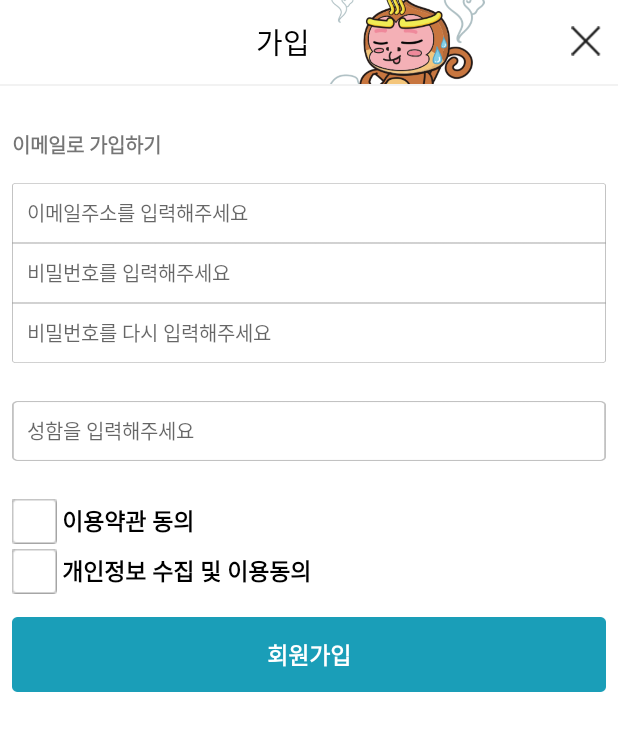
After one commit to pmw9027/cisuba, an Android app: the JoinActivity screen opened directly, with no data from a screen before it, on a phone screen of 412 x 824 dp. The commit adds this screen. Shown: the top 731 px of the screen. Run offline under Robolectric (Android 15) with nearby library versions, the phone set to English and light mode, and no system bars; our stand-ins replace ButterKnife.

Commit message:
로그인, 가입 페이지

```diff
--- a/app/src/main/AndroidManifest.xml
+++ b/app/src/main/AndroidManifest.xml
@@ -52,6 +52,7 @@
         <activity android:name=".Activity.ProductSearchActivity" />
         <activity android:name=".Activity.MapDetailActivity" />
         <activity android:name=".Activity.TicketActivity" />
+        <activity android:name=".Activity.JoinActivity" />
         <activity
             android:name=".Activity.QRcodeActivity"
             android:clearTaskOnLaunch="true"
--- /dev/null
+++ b/app/src/main/java/com/eastblue/cisuba/Activity/JoinActivity.java
@@ -0,0 +1,31 @@
+package com.eastblue.cisuba.Activity;
+
+import android.os.Bundle;
+import android.support.v7.app.AppCompatActivity;
+
+import com.eastblue.cisuba.R;
+
+import butterknife.ButterKnife;
+import butterknife.OnClick;
+
+public class JoinActivity extends AppCompatActivity {
+    @Override
+    protected void onCreate(Bundle savedInstanceState) {
+        super.onCreate(savedInstanceState);
+        setContentView(R.layout.activity_join);
+        ButterKnife.bind(this);
+
+    }
+
+    @Override
+    protected void onDestroy() {
+        super.onDestroy();
+    }
+
+    @OnClick(R.id.join_close)
+    void joinClose() {
+        finish();
+    }
+
+
+}
--- /dev/null
+++ b/app/src/main/res/drawable/checkbox_selector.xml
@@ -0,0 +1,5 @@
+<?xml version="1.0" encoding="utf-8"?>
+<selector xmlns:android="http://schemas.android.com/apk/res/android">
+    <item android:state_checked="false" android:drawable="@drawable/checkbox2" />
+    <item android:state_checked="true" android:drawable="@drawable/checkbox_checked2" />
+</selector>
--- /dev/null
+++ b/app/src/main/res/layout/activity_join.xml
@@ -0,0 +1,199 @@
+<?xml version="1.0" encoding="utf-8"?>
+<RelativeLayout xmlns:android="http://schemas.android.com/apk/res/android"
+    xmlns:tools="http://schemas.android.com/tools"
+    android:id="@+id/activity_login"
+    android:layout_width="match_parent"
+    android:layout_height="wrap_content"
+    android:background="#FFFFFF"
+    tools:context="com.eastblue.cisuba.Activity.JoinActivity">
+
+
+
+    <include
+        android:id="@+id/join_toolbar"
+        layout="@layout/toolbar_join"
+        android:layout_width="match_parent"
+        android:layout_height="wrap_content" />
+
+    <ImageButton
+        android:id="@+id/join_close"
+        android:layout_width="20dp"
+        android:layout_height="20dp"
+        android:layout_alignParentEnd="true"
+        android:layout_alignParentRight="true"
+        android:layout_alignParentTop="true"
+        android:layout_gravity="center"
+        android:layout_marginEnd="11dp"
+        android:layout_marginRight="11dp"
+        android:layout_marginTop="17dp"
+        android:background="@drawable/btn_close2" />
+
+    <View style="@style/Divider"
+        android:layout_width="match_parent"
+        android:layout_height="1dp"
+        android:background="#f2f2f2"
+        android:layout_below="@+id/join_toolbar"/>
+
+    <LinearLayout
+        android:layout_width="match_parent"
+        android:layout_height="wrap_content"
+        android:layout_alignParentBottom="true"
+        android:layout_alignParentLeft="true"
+        android:layout_alignParentStart="true"
+        android:layout_below="@+id/join_toolbar"
+        android:orientation="vertical">
+
+        <TextView
+            android:id="@+id/tv_email"
+            android:layout_width="match_parent"
+            android:layout_height="wrap_content"
+            android:layout_marginBottom="10dp"
+            android:layout_marginLeft="8dp"
+            android:layout_marginTop="30dp"
+            android:text="이메일로 가입하기"
+            android:textSize="13sp"
+            android:textStyle="bold" />
+
+        <EditText
+            android:id="@+id/input_join_email"
+            android:layout_width="match_parent"
+            android:layout_height="40dp"
+            android:layout_below="@+id/tv_email"
+            android:layout_centerHorizontal="true"
+            android:layout_gravity="center"
+            android:layout_marginLeft="8dp"
+            android:layout_marginRight="8dp"
+            android:layout_marginTop="5dp"
+            android:background="@drawable/inputbox_top"
+            android:hint="이메일주소를 입력해주세요"
+            android:paddingLeft="10dp"
+            android:textSize="13sp" />
+
+        <EditText
+            android:id="@+id/input_join_pass"
+            android:layout_width="match_parent"
+            android:layout_height="40dp"
+            android:layout_below="@+id/input_join_email"
+            android:layout_centerHorizontal="true"
+            android:layout_gravity="center"
+            android:layout_marginLeft="8dp"
+            android:layout_marginRight="8dp"
+            android:background="@drawable/inputbox_mid"
+            android:hint="비밀번호를 입력해주세요"
+            android:paddingLeft="10dp"
+            android:textSize="13sp" />
+
+        <EditText
+            android:id="@+id/input_join_pass_config"
+            android:layout_width="match_parent"
+            android:layout_height="40dp"
+            android:layout_below="@+id/input_join_pass"
+            android:layout_centerHorizontal="true"
+            android:layout_gravity="center"
+            android:layout_marginBottom="5dp"
+            android:layout_marginLeft="8dp"
+            android:layout_marginRight="8dp"
+            android:background="@drawable/inputbox_bottom"
+            android:hint="비밀번호를 다시 입력해주세요"
+            android:paddingLeft="10dp"
+            android:textSize="13sp" />
+
+        <EditText
+            android:id="@+id/input_join_name"
+            android:layout_width="match_parent"
+            android:layout_height="40dp"
+            android:layout_below="@+id/input_join_pass_config"
+            android:layout_centerHorizontal="true"
+            android:layout_gravity="center"
+            android:layout_marginBottom="5dp"
+            android:layout_marginLeft="8dp"
+            android:layout_marginRight="8dp"
+            android:layout_marginTop="20dp"
+            android:background="@drawable/box"
+            android:hint="성함을 입력해주세요"
+            android:paddingLeft="10dp"
+            android:textSize="13sp" />
+
+        <LinearLayout
+            android:id="@+id/layout_Therms"
+            android:layout_width="match_parent"
+            android:layout_height="wrap_content"
+            android:layout_alignParentLeft="true"
+            android:layout_alignParentStart="true"
+            android:layout_alignParentTop="true"
+            android:layout_below="@+id/input_join_name"
+            android:layout_marginLeft="8dp"
+            android:layout_marginTop="20dp"
+            android:orientation="horizontal">
+
+
+            <CheckBox
+                android:id="@+id/cb_Therms"
+                android:layout_width="wrap_content"
+                android:layout_height="wrap_content"
+                android:button="@null"
+                android:drawableLeft="@drawable/checkbox_selector" />
+
+            <TextView
+                android:layout_width="wrap_content"
+                android:layout_height="wrap_content"
+                android:paddingLeft="3dp"
+                android:text="이용약관 동의"
+                android:textColor="@color/Black"
+                android:textSize="15sp"
+                android:textStyle="bold" />
+
+        </LinearLayout>
+
+        <LinearLayout
+            android:id="@+id/layout_Privacy"
+            android:layout_width="wrap_content"
+            android:layout_height="wrap_content"
+            android:orientation="horizontal"
+            android:layout_alignParentRight="true"
+            android:layout_alignParentTop="true"
+            android:layout_below="@+id/layout_Therms"
+            android:layout_marginTop="3dp"
+            android:layout_marginBottom="15dp"
+            android:layout_marginLeft="8dp">
+
+            <CheckBox
+                android:id="@+id/cb_Privacy"
+                android:layout_width="wrap_content"
+                android:layout_height="wrap_content"
+                android:button="@null"
+                android:drawableLeft="@drawable/checkbox_selector"
+                />
+
+            <TextView
+                android:layout_width="wrap_content"
+                android:layout_height="wrap_content"
+                android:paddingLeft="3dp"
+                android:text="개인정보 수집 및 이용동의"
+                android:textColor="@color/Black"
+                android:textSize="15sp"
+                android:textStyle="bold" />
+
+        </LinearLayout>
+
+
+        <Button
+            android:id="@+id/email_login"
+            android:layout_width="match_parent"
+            android:layout_height="50dp"
+            android:layout_below="@+id/layout_Privacy"
+            android:layout_centerHorizontal="true"
+            android:layout_gravity="center"
+            android:layout_marginLeft="8dp"
+            android:layout_marginRight="8dp"
+            android:background="@drawable/btn_join_login"
+            android:gravity="center"
+            android:text="회원가입"
+            android:textColor="#FFFFFF"
+            android:textSize="15sp"
+            android:textStyle="bold" />
+
+    </LinearLayout>
+
+
+</RelativeLayout>
--- /dev/null
+++ b/app/src/main/res/layout/toolbar_join.xml
@@ -0,0 +1,44 @@
+<?xml version="1.0" encoding="utf-8"?>
+<LinearLayout xmlns:android="http://schemas.android.com/apk/res/android"
+    xmlns:app="http://schemas.android.com/apk/res-auto"
+    android:orientation="vertical"
+    android:layout_width="match_parent"
+    android:layout_height="wrap_content">
+
+    <com.eastblue.cisuba.View.CisubaToolbar
+        android:id="@+id/toolbar"
+        android:layout_width="match_parent"
+        android:layout_height="wrap_content"
+        android:minHeight="?attr/actionBarSize">
+
+        <FrameLayout
+            android:gravity="center"
+            android:layout_gravity="center_vertical|center_horizontal"
+            android:layout_width="wrap_content"
+            android:layout_height="wrap_content"
+            android:orientation="horizontal">
+
+
+            <ImageView
+                android:layout_width="match_parent"
+                android:layout_height="?attr/actionBarSize"
+                android:layout_marginLeft="120dp"
+                android:scaleType="fitCenter"
+                app:srcCompat="@drawable/tab_logo" />
+
+            <TextView
+                android:layout_marginRight="15dp"
+                android:layout_gravity="center"
+                android:layout_width="100dp"
+                android:layout_height="wrap_content"
+                android:text="가입"
+                android:textColor="@color/Black"
+                android:textSize="19sp"
+                android:paddingLeft="25dp"
+                />
+
+        </FrameLayout>
+
+    </com.eastblue.cisuba.View.CisubaToolbar>
+
+</LinearLayout>
--- a/app/src/main/res/values/styles.xml
+++ b/app/src/main/res/values/styles.xml
@@ -8,4 +8,9 @@
         <item name="colorAccent">@color/colorAccent</item>
     </style>
 
+    <style name="Divider">
+        <item name="android:layout_width">match_parent</item>
+        <item name="android:layout_height">1dp</item>
+        <item name="android:background">?android:attr/listDivider</item>
+    </style>
 </resources>
```
Also changed, not shown: app/src/main/java/com/eastblue/cisuba/Activity/LoginActivity.java (+106 -131 lines), app/src/main/java/com/eastblue/cisuba/Fragment/ProfileFragment.java (+32 -7 lines), app/src/main/java/com/eastblue/cisuba/Kakao/KakaoLoginControl.java (added, +38 -0 lines), app/src/main/res/layout/activity_login.xml (+37 -65 lines), app/src/main/res/layout/toolbar_login.xml (added, +43 -0 lines), app/src/main/res/drawable/checkbox2.png (added), app/src/main/res/drawable/checkbox_checked2.png (added).
